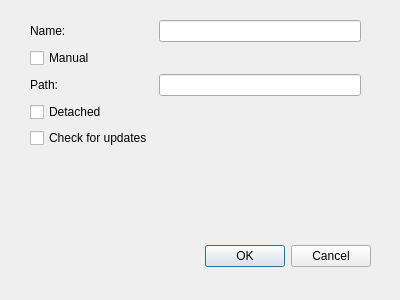
First picture: the form in src/add_app_dialog.ui, repository Nickswoboda/ExileHub, before the edit.
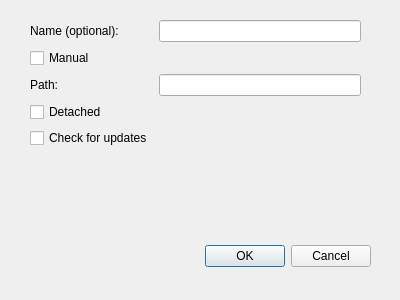
Second picture: the form after the edit.

The edit to the form file:
```diff
--- a/src/add_app_dialog.ui
+++ b/src/add_app_dialog.ui
@@ -42,7 +42,7 @@
     <item row="0" column="0">
      <widget class="QLabel" name="name_label">
       <property name="text">
-       <string>Name:</string>
+       <string>Name (optional):</string>
       </property>
      </widget>
     </item>
```
